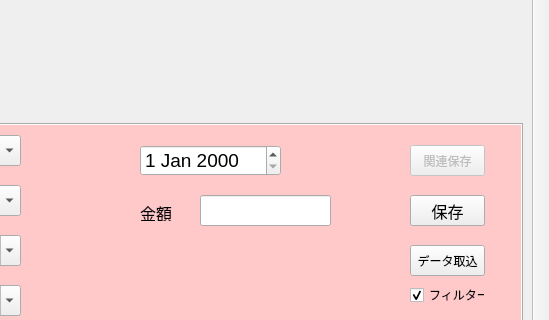
This is mainwindow.ui in gh6141/vckakeForLinux as Qt 5 draws it before an edit; both pictures show x 251 to 800 and y 86 to 406 of the 800 by 600 pixel window. The edited form follows.
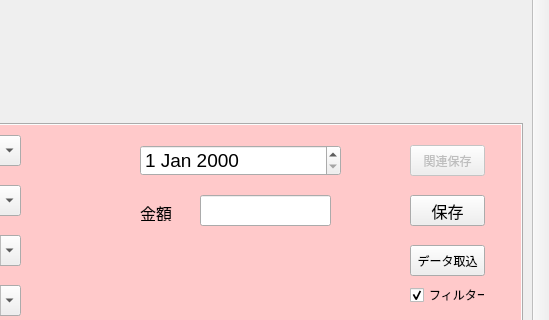
This is the edited form.

Diff of the .ui file:
```diff
--- a/mainwindow.ui
+++ b/mainwindow.ui
@@ -226,7 +226,7 @@
          <rect>
           <x>380</x>
           <y>20</y>
-          <width>141</width>
+          <width>201</width>
           <height>31</height>
          </rect>
         </property>
```
Left out of the diff: 2 changed lines with no effect on the pictures.
